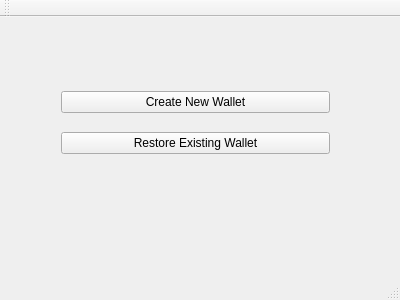
This is src/qt/Atlas/app.ui in philipglazman/AtlasWallet as Qt 5 draws it before an edit. The edited form follows.
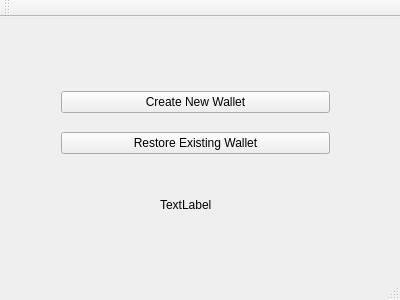
This is the edited form.

What changed in the file:
```diff
--- a/src/qt/Atlas/app.ui
+++ b/src/qt/Atlas/app.ui
@@ -14,7 +14,7 @@
    <string>app</string>
   </property>
   <widget class="QWidget" name="centralWidget">
-   <widget class="QWidget" name="">
+   <widget class="QWidget" name="layoutWidget">
     <property name="geometry">
      <rect>
       <x>50</x>
@@ -40,6 +40,19 @@
      </item>
     </layout>
    </widget>
+   <widget class="QLabel" name="debuggerLabel">
+    <property name="geometry">
+     <rect>
+      <x>160</x>
+      <y>180</y>
+      <width>60</width>
+      <height>16</height>
+     </rect>
+    </property>
+    <property name="text">
+     <string>TextLabel</string>
+    </property>
+   </widget>
   </widget>
   <widget class="QMenuBar" name="menuBar">
    <property name="geometry">
```
